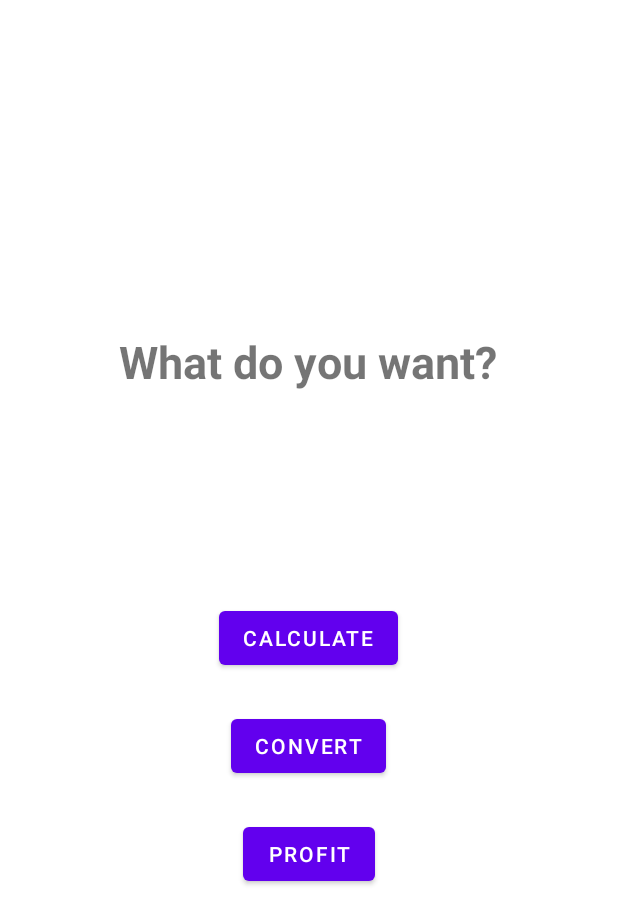
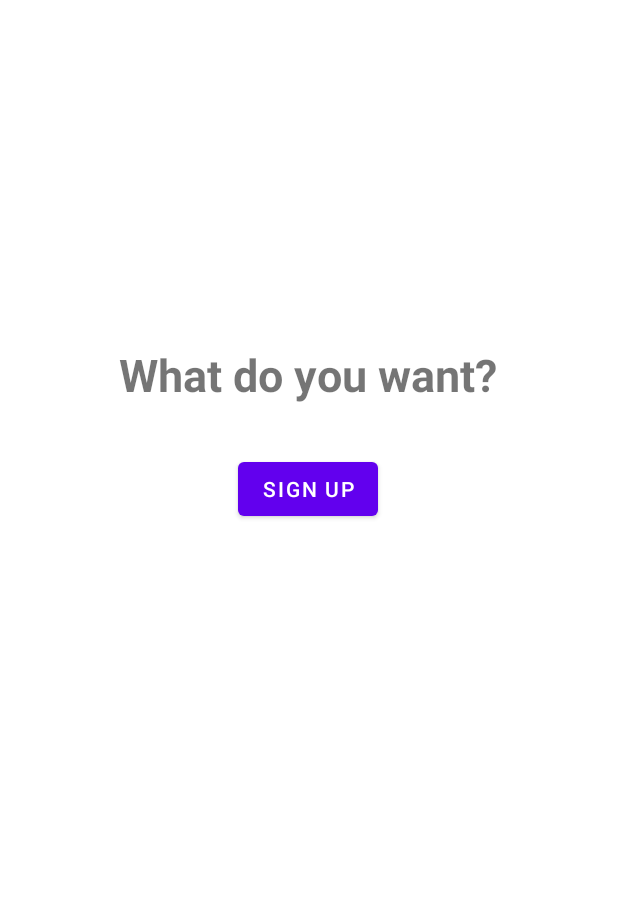
Before and after one commit to FockRock/PracticeApp, an Android app: the screen it shows after launch (Test), on a phone screen of 412 x 824 dp. Shown: the top 924 px of the screen. Run offline under Robolectric (Android 15) with nearby library versions, the phone set to English and light mode, and no system bars.

Commit message:
Sign in & Sign Up added

```diff
--- a/app/src/main/AndroidManifest.xml
+++ b/app/src/main/AndroidManifest.xml
@@ -18,9 +18,6 @@
             </intent-filter>
         </activity>
 
-        <activity android:name=".LoginActivity">
-        </activity>
-
         <activity android:name=".PracticeCalculateActivity">
         </activity>
 
--- a/app/src/main/java/com/skillbox/practiceapp/Constance.kt
+++ b/app/src/main/java/com/skillbox/practiceapp/Constance.kt
@@ -11,4 +11,8 @@ object Constance {
     const val REQUEST_CODE_CALCULATE = 111222
     const val REQUEST_CODE_CONVERT = 22445
     const val REQUEST_CODE_PROFIT = 253563
+
+    const val NAME = "name"
+    const val PASSWORD = "password"
+    const val EMAIL = "email"
 }
--- a/app/src/main/res/layout/test.xml
+++ b/app/src/main/res/layout/test.xml
@@ -17,39 +17,64 @@
         app:layout_constraintHorizontal_bias="0.496"
         app:layout_constraintStart_toStartOf="parent"
         app:layout_constraintTop_toTopOf="parent"
-        app:layout_constraintVertical_bias="0.282" />
+        app:layout_constraintVertical_bias="0.293" />
 
     <Button
         android:id="@+id/cb"
         android:layout_width="wrap_content"
         android:layout_height="wrap_content"
+        android:layout_marginTop="16dp"
         android:onClick="calculateProgress"
-        android:text="@string/calculate"
-        app:layout_constraintBottom_toBottomOf="parent"
+        android:text="@string/lesson_learned"
+        android:visibility="gone"
         app:layout_constraintEnd_toEndOf="@+id/textView"
         app:layout_constraintStart_toStartOf="@+id/textView"
-        app:layout_constraintTop_toBottomOf="@+id/textView"
-        app:layout_constraintVertical_bias="0.272" />
+        app:layout_constraintTop_toBottomOf="@+id/bSignUp" />
 
     <Button
         android:id="@+id/bSConvert"
         android:layout_width="wrap_content"
         android:layout_height="wrap_content"
-        android:layout_marginTop="24dp"
+        android:layout_marginTop="16dp"
         android:onClick="convertSalary"
         android:text="@string/convert"
-        app:layout_constraintEnd_toEndOf="@+id/cb"
-        app:layout_constraintStart_toStartOf="@+id/cb"
+        android:visibility="gone"
+        app:layout_constraintEnd_toEndOf="@+id/textView"
+        app:layout_constraintStart_toStartOf="@+id/textView"
         app:layout_constraintTop_toBottomOf="@+id/cb" />
 
     <Button
         android:id="@+id/bProfit"
         android:layout_width="wrap_content"
         android:layout_height="wrap_content"
-        android:layout_marginTop="24dp"
+        android:layout_marginTop="16dp"
         android:onClick="profitCalculate"
         android:text="@string/profit"
-        app:layout_constraintEnd_toEndOf="@+id/bSConvert"
-        app:layout_constraintStart_toStartOf="@+id/bSConvert"
+        android:visibility="gone"
+        app:layout_constraintEnd_toEndOf="@+id/textView"
+        app:layout_constraintStart_toStartOf="@+id/textView"
         app:layout_constraintTop_toBottomOf="@+id/bSConvert" />
+
+    <Button
+        android:id="@+id/bSignIn"
+        android:layout_width="wrap_content"
+        android:layout_height="wrap_content"
+        android:layout_marginTop="32dp"
+        android:onClick="signIn"
+        android:text="@string/sign_in"
+        android:visibility="gone"
+        app:layout_constraintEnd_toEndOf="@+id/textView"
+        app:layout_constraintStart_toStartOf="@+id/textView"
+        app:layout_constraintTop_toBottomOf="@+id/textView" />
+
+    <Button
+        android:id="@+id/bSignUp"
+        android:layout_width="wrap_content"
+        android:layout_height="wrap_content"
+        android:layout_marginTop="32dp"
+        android:onClick="signUp"
+        android:text="@string/sign_up"
+        app:layout_constraintEnd_toEndOf="@+id/textView"
+        app:layout_constraintStart_toStartOf="@+id/textView"
+        app:layout_constraintTop_toBottomOf="@+id/bSignIn" />
 </androidx.constraintlayout.widget.ConstraintLayout>
--- a/app/src/main/res/values/strings.xml
+++ b/app/src/main/res/values/strings.xml
@@ -22,4 +22,5 @@
     <string name="convert">Convert</string>
     <string name="crypto">Enter price of the coin</string>
     <string name="profit">Profit</string>
+    <string name="lesson_learned">% Learned</string>
 </resources>
```
Also changed, not shown: app/src/main/java/com/skillbox/practiceapp/LoginActivity.kt (deleted, +0 -37 lines), app/src/main/java/com/skillbox/practiceapp/SignInUpActivity.kt (+24 -11 lines), app/src/main/java/com/skillbox/practiceapp/Test.kt (+60 -10 lines), app/src/main/res/layout/login_activity.xml (deleted, +0 -51 lines), app/src/main/res/layout/salary_converter.xml (+4 -4 lines), app/src/main/res/layout/sign_in_up.xml (+5 -14 lines).
